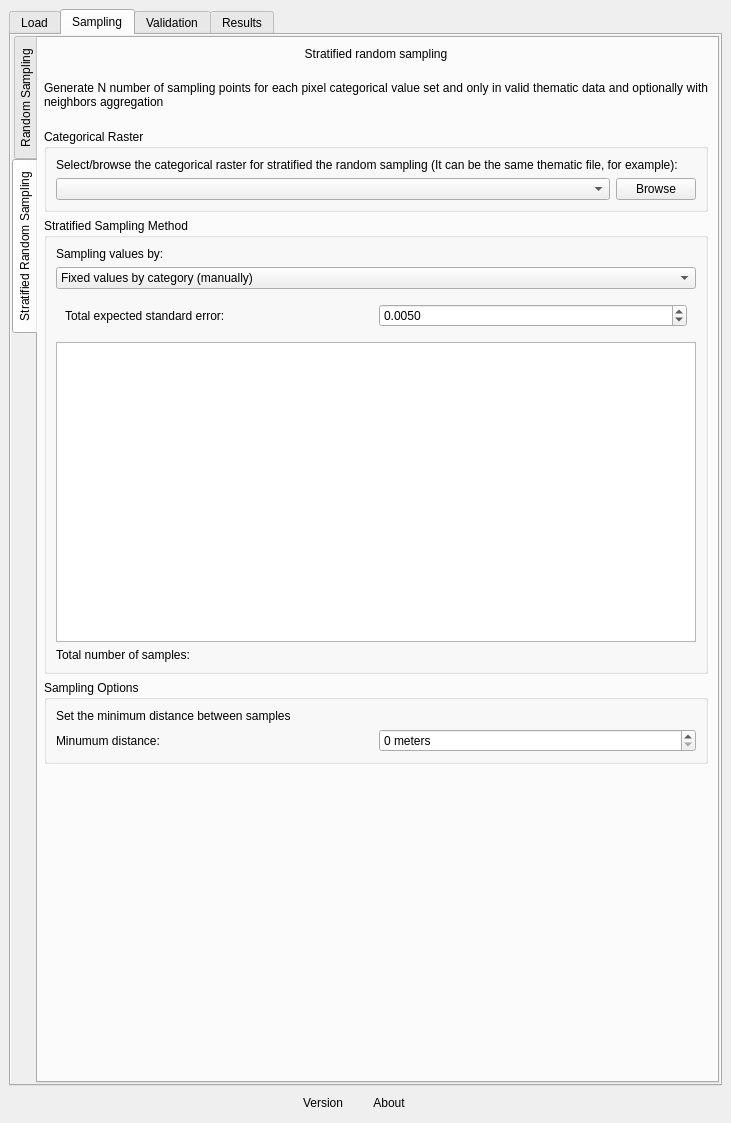
This is ui/acatama_dockwidget_base.ui in SMByC/AcATaMa as Qt 5 draws it before an edit. The edited form follows.
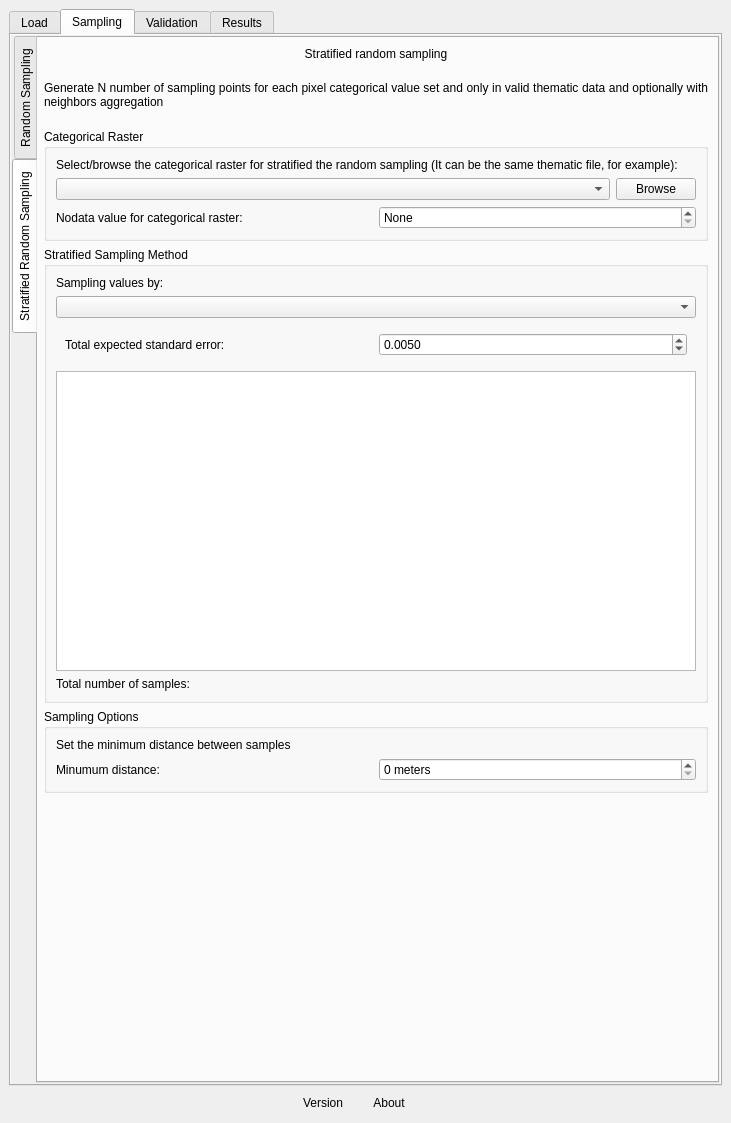
This is the edited form. The open tabs and pages were chosen to show the change. Custom widgets are drawn as their Qt base class.

Commit message: Several adjustment with nodata value for thematic and categorical raster for filter it in the stratified sampling table

```diff
--- a/ui/acatama_dockwidget_base.ui
+++ b/ui/acatama_dockwidget_base.ui
@@ -393,7 +393,7 @@
              <x>0</x>
              <y>0</y>
              <width>687</width>
-             <height>1131</height>
+             <height>1180</height>
             </rect>
            </property>
            <layout class="QVBoxLayout" name="verticalLayout_6">
@@ -715,6 +715,41 @@
                         </layout>
                        </widget>
                       </item>
+                      <item>
+                       <widget class="QWidget" name="widget_8" native="true">
+                        <layout class="QHBoxLayout" name="horizontalLayout_7">
+                         <property name="margin">
+                          <number>0</number>
+                         </property>
+                         <item>
+                          <widget class="QLabel" name="label_6">
+                           <property name="text">
+                            <string>Nodata value for categorical raster:</string>
+                           </property>
+                          </widget>
+                         </item>
+                         <item>
+                          <widget class="QSpinBox" name="nodata_CategRaster_SRS">
+                           <property name="toolTip">
+                            <string>The nodata value set automatically from image if this has the nodata value set</string>
+                           </property>
+                           <property name="specialValueText">
+                            <string>None</string>
+                           </property>
+                           <property name="minimum">
+                            <number>-1</number>
+                           </property>
+                           <property name="maximum">
+                            <number>999999</number>
+                           </property>
+                           <property name="value">
+                            <number>-1</number>
+                           </property>
+                          </widget>
+                         </item>
+                        </layout>
+                       </widget>
+                      </item>
                      </layout>
                     </widget>
                    </item>
@@ -733,6 +768,9 @@
                       </item>
                       <item>
                        <widget class="QComboBox" name="StratifieSamplingMethod">
+                        <property name="currentIndex">
+                         <number>-1</number>
+                        </property>
                         <item>
                          <property name="text">
                           <string>Fixed values by category (manually)</string>
```
Left out of the diff: 26 changed lines with no effect on the pictures. The commit also changes 3 other files.
